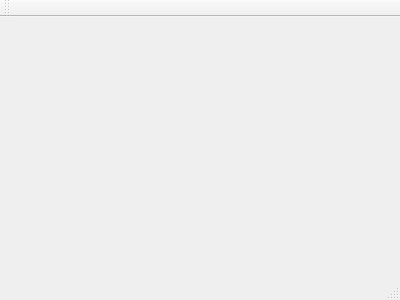
Before: the Qt Designer form mainwindow.ui in xpinguin/qt5-sample-gis, drawn with Qt 5.
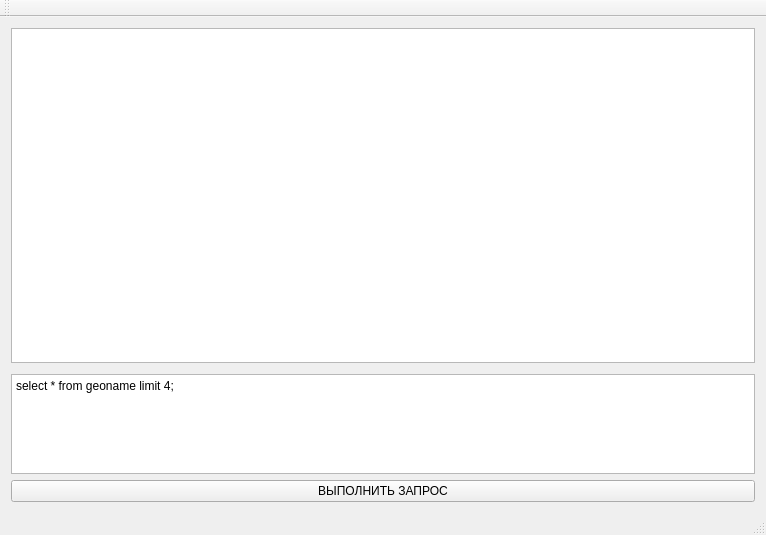
After: the same form once the commit is applied.

Patch:
```diff
--- a/mainwindow.ui
+++ b/mainwindow.ui
@@ -1,24 +1,91 @@
 <ui version="4.0">
  <class>MainWindow</class>
- <widget class="QMainWindow" name="MainWindow" >
-  <property name="geometry" >
+ <widget class="QMainWindow" name="MainWindow">
+  <property name="geometry">
    <rect>
     <x>0</x>
     <y>0</y>
-    <width>400</width>
-    <height>300</height>
+    <width>766</width>
+    <height>535</height>
    </rect>
   </property>
   <property name="windowTitle" >
    <string>MainWindow</string>
   </property>
-  <widget class="QMenuBar" name="menuBar" />
-  <widget class="QToolBar" name="mainToolBar" />
-  <widget class="QWidget" name="centralWidget" />
-  <widget class="QStatusBar" name="statusBar" />
+  <widget class="QWidget" name="centralWidget">
+   <property name="sizePolicy">
+    <sizepolicy hsizetype="Expanding" vsizetype="Expanding">
+     <horstretch>0</horstretch>
+     <verstretch>0</verstretch>
+    </sizepolicy>
+   </property>
+   <layout class="QVBoxLayout" name="verticalLayout_2">
+    <item>
+     <layout class="QVBoxLayout" name="verticalLayout">
+      <property name="sizeConstraint">
+       <enum>QLayout::SetDefaultConstraint</enum>
+      </property>
+      <item>
+       <widget class="QGraphicsView" name="mapView"/>
+      </item>
+      <item>
+       <layout class="QGridLayout" name="gridLayout">
+        <property name="topMargin">
+         <number>5</number>
+        </property>
+        <item row="1" column="0">
+         <widget class="QPushButton" name="btnExecSQL">
+          <property name="text">
+           <string>ВЫПОЛНИТЬ ЗАПРОС</string>
+          </property>
+         </widget>
+        </item>
+        <item row="0" column="0">
+         <widget class="QPlainTextEdit" name="txtSQL">
+          <property name="sizePolicy">
+           <sizepolicy hsizetype="Expanding" vsizetype="Maximum">
+            <horstretch>0</horstretch>
+            <verstretch>0</verstretch>
+           </sizepolicy>
+          </property>
+          <property name="maximumSize">
+           <size>
+            <width>16777215</width>
+            <height>100</height>
+           </size>
+          </property>
+          <property name="plainText">
+           <string>select * from geoname limit 4;</string>
+          </property>
+         </widget>
+        </item>
+       </layout>
+      </item>
+     </layout>
+    </item>
+   </layout>
+  </widget>
+  <widget class="QMenuBar" name="menuBar">
+   <property name="geometry">
+    <rect>
+     <x>0</x>
+     <y>0</y>
+     <width>766</width>
+     <height>20</height>
+    </rect>
+   </property>
+  </widget>
+  <widget class="QToolBar" name="mainToolBar">
+   <attribute name="toolBarArea">
+    <enum>TopToolBarArea</enum>
+   </attribute>
+   <attribute name="toolBarBreak">
+    <bool>false</bool>
+   </attribute>
+  </widget>
+  <widget class="QStatusBar" name="statusBar"/>
  </widget>
- <layoutDefault spacing="6" margin="11" />
- <pixmapfunction></pixmapfunction>
+ <layoutdefault spacing="6" margin="11"/>
  <resources/>
  <connections/>
 </ui>
```
Left out of the diff: 3 changed lines with no effect on the pictures.
